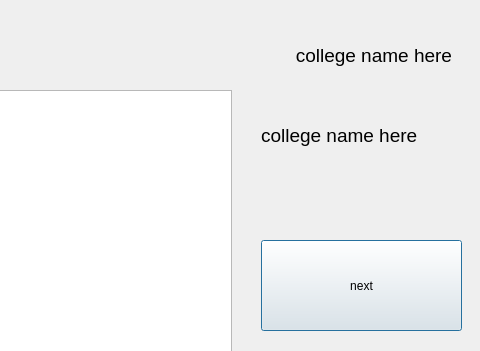
Before: the Qt Designer form BaseballTour/triptake.ui in awiswasi/WhoIsYourDatabase, drawn with Qt 5; both pictures show x 299 to 779 and y 0 to 351 of the 779 by 571 pixel window.
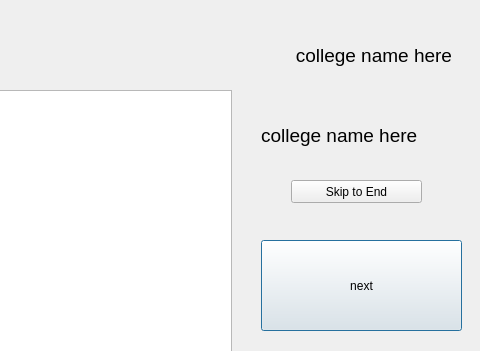
After: the same form once the commit is applied.

Commit message: skip to end button

```diff
--- a/BaseballTour/triptake.ui
+++ b/BaseballTour/triptake.ui
@@ -186,6 +186,19 @@
     </property>
    </column>
   </widget>
+  <widget class="QPushButton" name="pushButton">
+   <property name="geometry">
+    <rect>
+     <x>590</x>
+     <y>180</y>
+     <width>131</width>
+     <height>23</height>
+    </rect>
+   </property>
+   <property name="text">
+    <string>Skip to End</string>
+   </property>
+  </widget>
  </widget>
  <resources/>
  <connections/>
```
The commit also changes 2 other files.
